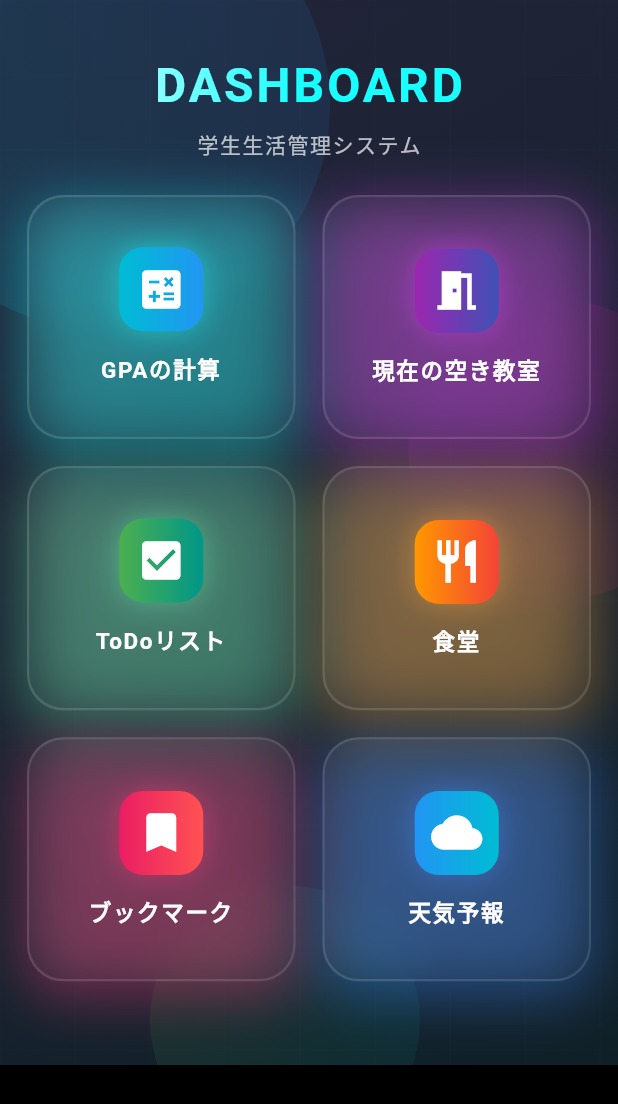
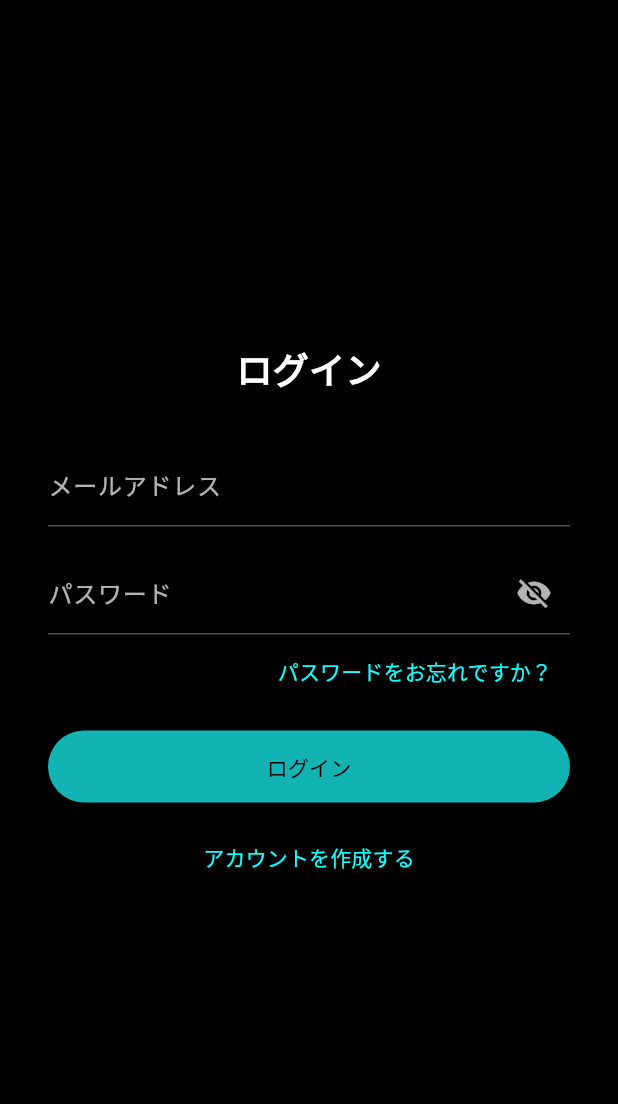
Before and after one commit to koron1201/App_development, a Flutter app: the screen it shows after launch, on a phone screen of 412 x 824 dp. Shown: the top 1104 px of the screen. Run offline on Flutter 3.47's test engine with Material 3 defaults, Android fonts, the phone set to English and light mode, and no system bars; our stand-ins replace cloud_firestore, firebase_auth, firebase_core, fl_chart, shared_preferences, table_calendar and 1 more; accounts and stored records are empty.

Commit message:
各々のアカウントにログインする機能を追加

```diff
--- /dev/null
+++ b/lib/auth_screen.dart
@@ -0,0 +1,164 @@
+import 'package:flutter/material.dart';
+import 'package:firebase_auth/firebase_auth.dart';
+import 'package:new_sample001/home_screen.dart';
+
+class AuthScreen extends StatefulWidget {
+  const AuthScreen({super.key});
+
+  @override
+  State<AuthScreen> createState() => _AuthScreenState();
+}
+
+class _AuthScreenState extends State<AuthScreen> {
+  final TextEditingController emailController = TextEditingController();
+  final TextEditingController passwordController = TextEditingController();
+  bool isLogin = true;
+  String? errorMessage;
+  bool isLoading = false;
+  bool _obscurePassword = true;
+  bool _resetMailSent = false;
+
+  Future<void> _signInOrSignUp() async {
+    setState(() { isLoading = true; errorMessage = null; });
+    try {
+      if (isLogin) {
+        await FirebaseAuth.instance.signInWithEmailAndPassword(
+          email: emailController.text.trim(),
+          password: passwordController.text.trim(),
+        );
+      } else {
+        await FirebaseAuth.instance.createUserWithEmailAndPassword(
+          email: emailController.text.trim(),
+          password: passwordController.text.trim(),
+        );
+      }
+    } on FirebaseAuthException catch (e) {
+      setState(() { errorMessage = e.message; });
+    } finally {
+      setState(() { isLoading = false; });
+    }
+  }
+
+  Future<void> _sendPasswordResetEmail() async {
+    setState(() { isLoading = true; errorMessage = null; _resetMailSent = false; });
+    try {
+      await FirebaseAuth.instance.sendPasswordResetEmail(email: emailController.text.trim());
+      setState(() { _resetMailSent = true; });
+    } on FirebaseAuthException catch (e) {
+      setState(() { errorMessage = e.message; });
+    } finally {
+      setState(() { isLoading = false; });
+    }
+  }
+
+  @override
+  Widget build(BuildContext context) {
+    return StreamBuilder<User?>(
+      stream: FirebaseAuth.instance.authStateChanges(),
+      builder: (context, snapshot) {
+        if (snapshot.connectionState == ConnectionState.waiting) {
+          return const Scaffold(
+            body: Center(child: CircularProgressIndicator()),
+          );
+        }
+        if (snapshot.hasData) {
+          return const HomeScreen(title: 'ホーム画面');
+        }
+        return Scaffold(
+          backgroundColor: Colors.black,
+          body: Center(
+            child: SingleChildScrollView(
+              padding: const EdgeInsets.all(32),
+              child: Column(
+                mainAxisAlignment: MainAxisAlignment.center,
+                children: [
+                  Text(isLogin ? 'ログイン' : '新規登録', style: const TextStyle(fontSize: 24, color: Colors.white, fontWeight: FontWeight.bold)),
+                  const SizedBox(height: 32),
+                  TextField(
+                    controller: emailController,
+                    keyboardType: TextInputType.emailAddress,
+                    style: const TextStyle(color: Colors.white),
+                    decoration: const InputDecoration(
+                      labelText: 'メールアドレス',
+                      labelStyle: TextStyle(color: Colors.white70),
+                      enabledBorder: UnderlineInputBorder(borderSide: BorderSide(color: Colors.white30)),
+                      focusedBorder: UnderlineInputBorder(borderSide: BorderSide(color: Colors.cyanAccent)),
+                    ),
+                  ),
+                  const SizedBox(height: 16),
+                  TextField(
+                    controller: passwordController,
+                    obscureText: _obscurePassword,
+                    style: const TextStyle(color: Colors.white),
+                    decoration: InputDecoration(
+                      labelText: 'パスワード',
+                      labelStyle: const TextStyle(color: Colors.white70),
+                      enabledBorder: const UnderlineInputBorder(borderSide: BorderSide(color: Colors.white30)),
+                      focusedBorder: const UnderlineInputBorder(borderSide: BorderSide(color: Colors.cyanAccent)),
+                      suffixIcon: IconButton(
+                        icon: Icon(_obscurePassword ? Icons.visibility_off : Icons.visibility, color: Colors.white70),
+                        onPressed: () {
+                          setState(() {
+                            _obscurePassword = !_obscurePassword;
+                          });
+                        },
+                      ),
+                    ),
+                  ),
+                  if (!isLogin)
+                    const Align(
+                      alignment: Alignment.centerLeft,
+                      child: Padding(
+                        padding: EdgeInsets.only(top: 4.0, left: 2.0),
+                        child: Text(
+                          '※パスワードは6文字以上で入力してください',
+                          style: TextStyle(color: Colors.white70, fontSize: 13),
+                        ),
+                      ),
+                    ),
+                  if (isLogin)
+                    Align(
+                      alignment: Alignment.centerRight,
+                      child: TextButton(
+                        onPressed: isLoading ? null : _sendPasswordResetEmail,
+                        child: const Text('パスワードをお忘れですか？', style: TextStyle(color: Colors.cyanAccent)),
+                      ),
+                    ),
+                  const SizedBox(height: 8),
+                  if (_resetMailSent)
+                    const Text('パスワードリセットメールを送信しました', style: TextStyle(color: Colors.cyanAccent)),
+                  if (errorMessage != null)
+                    Text(errorMessage!, style: const TextStyle(color: Colors.redAccent)),
+                  const SizedBox(height: 8),
+                  SizedBox(
+                    width: double.infinity,
+                    child: ElevatedButton(
+                      style: ElevatedButton.styleFrom(
+                        backgroundColor: Colors.cyanAccent.withOpacity(0.7),
+                        foregroundColor: Colors.black,
+                        padding: const EdgeInsets.symmetric(vertical: 14),
+                      ),
+                      onPressed: isLoading ? null : _signInOrSignUp,
+                      child: isLoading
+                          ? const CircularProgressIndicator(color: Colors.black)
+                          : Text(isLogin ? 'ログイン' : '新規登録'),
+                    ),
+                  ),
+                  const SizedBox(height: 12),
+                  TextButton(
+                    onPressed: isLoading ? null : () => setState(() {
+                      isLogin = !isLogin;
+                      errorMessage = null;
+                      _resetMailSent = false;
+                    }),
+                    child: Text(isLogin ? 'アカウントを作成する' : 'ログイン画面へ', style: const TextStyle(color: Colors.cyanAccent)),
+                  ),
+                ],
+              ),
+            ),
+          ),
+        );
+      },
+    );
+  }
+}
--- a/lib/main.dart
+++ b/lib/main.dart
@@ -2,6 +2,8 @@ import 'package:flutter/material.dart';
 import 'package:firebase_core/firebase_core.dart';
 import 'package:new_sample001/firebase_options.dart';
 import 'package:new_sample001/home_screen.dart';
+import 'package:new_sample001/auth_screen.dart';
+import 'package:firebase_auth/firebase_auth.dart';
 
 void main() async {
   WidgetsFlutterBinding.ensureInitialized();
@@ -21,7 +23,19 @@ class MyApp extends StatelessWidget {
         useMaterial3: true,
         scaffoldBackgroundColor: Colors.lightBlue[50],
       ),
-      home: const HomeScreen(title: 'ホーム画面'),
+      home: StreamBuilder<User?>(
+        stream: FirebaseAuth.instance.authStateChanges(),
+        builder: (context, snapshot) {
+          if (snapshot.connectionState == ConnectionState.waiting) {
+            return const Scaffold(body: Center(child: CircularProgressIndicator()));
+          }
+          if (snapshot.hasData) {
+            return const HomeScreen(title: 'ホーム画面');
+          } else {
+            return const AuthScreen();
+          }
+        },
+      ),
     );
   }
 }
--- a/pubspec.yaml
+++ b/pubspec.yaml
@@ -20,7 +20,8 @@ dependencies:
   path_provider: ^2.0.15
   shared_preferences: ^2.2.2
   cloud_firestore: ^4.17.5
-  firebase_core: ^2.15.0
+  firebase_core: ^2.25.4
+  firebase_auth: ^4.17.4
   fl_chart: ^0.66.2
 
 dev_dependencies:
```
Also changed, not shown: lib/home_screen.dart (+13 -0 lines), lib/screen5.dart (+24 -5 lines), pubspec.lock, 3 other files.
